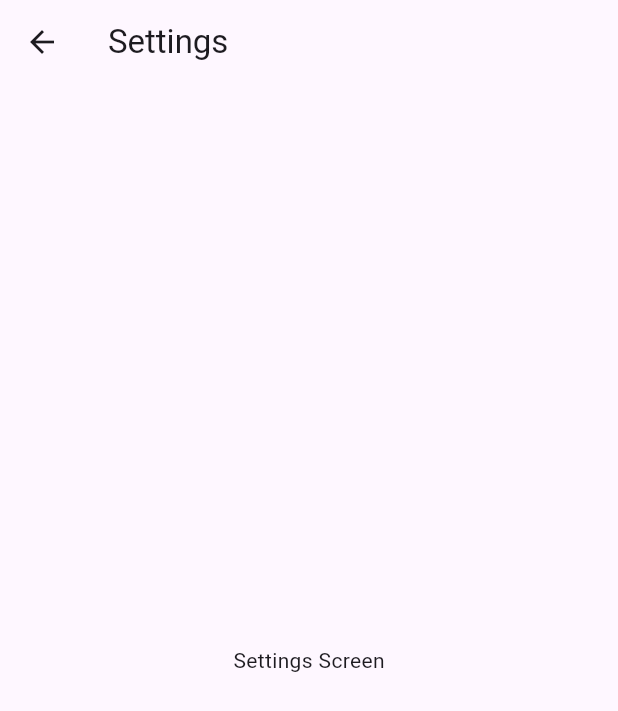
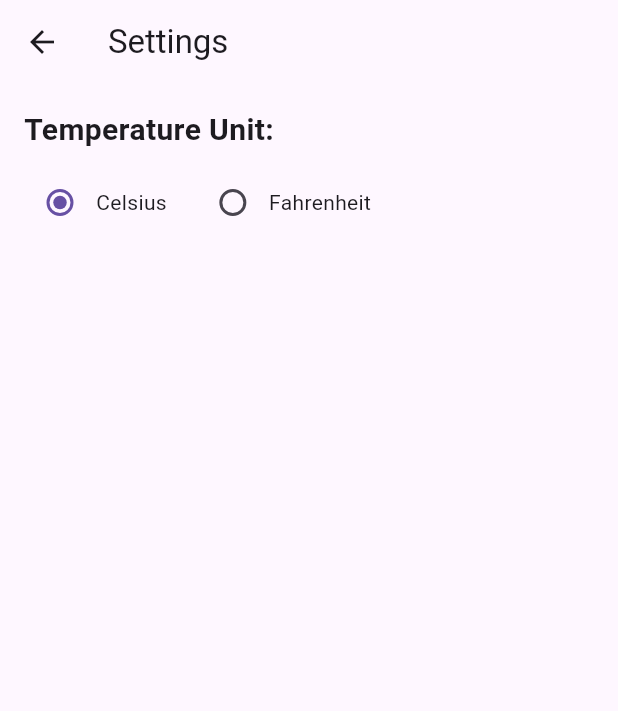
Before and after one commit to CoderRohan003/Flutter_WeatherAPP, a Flutter app: the screen it shows after launch, after a tap on the "settings" icon, on a phone screen of 412 x 824 dp. Shown: the top 711 px of the screen. Run offline on Flutter 3.47's test engine with Material 3 defaults, Android fonts, the phone set to English and light mode, and no system bars; our stand-ins replace geolocator; network calls fail.

Commit message:
initial commit

```diff
--- a/lib/models/weather_data.dart
+++ b/lib/models/weather_data.dart
@@ -2,11 +2,13 @@ class WeatherData {
   final String cityName;
   final double temperature;
   final String description;
+  final String main;
 
   WeatherData({
     required this.cityName,
     required this.temperature,
     required this.description,
+    required this.main,
   });
 
   factory WeatherData.fromJson(Map<String, dynamic> json) {
@@ -14,6 +16,7 @@ class WeatherData {
       cityName: json['name'],
       temperature: json['main']['temp'].toDouble(),
       description: json['weather'][0]['description'],
+      main: json['weather'][0]['main']
     );
   }
 }
--- a/lib/providers/settings_provider.dart
+++ b/lib/providers/settings_provider.dart
@@ -1,12 +1,16 @@
-import 'package:flutter/foundation.dart';
+import 'package:flutter/material.dart';
+
+enum TemperatureUnit { celsius, fahrenheit }
 
 class SettingsProvider extends ChangeNotifier {
-  bool _isCelsius = true;
+  TemperatureUnit _temperatureUnit = TemperatureUnit.celsius;
 
-  bool get isCelsius => _isCelsius;
+  TemperatureUnit get temperatureUnit => _temperatureUnit;
 
-  void toggleTemperatureUnit() {
-    _isCelsius = !_isCelsius;
+  void setTemperatureUnit(TemperatureUnit unit) {
+    _temperatureUnit = unit;
     notifyListeners();
   }
+
+  bool get isCelsius => _temperatureUnit == TemperatureUnit.celsius;
 }
--- a/lib/screens/home_screen.dart
+++ b/lib/screens/home_screen.dart
@@ -17,12 +17,12 @@ class _HomeScreenState extends State<HomeScreen> {
 
   // Map weather descriptions to their corresponding asset paths
   Map<String, String> weatherImages = {
-    'haze': 'assets/haze.jpeg',
-    'rain': 'assets/rain.jpeg',
-    'clouds': 'assets/cloudy.jpeg',
+    'Haze': 'assets/hazy.jpeg',
+    'Rain': 'assets/rain.jpeg',
+    'Clouds': 'assets/cloudy.jpeg',
     'sunny': 'assets/sunny.jpeg',
-    'snow': 'assets/snow.jpeg',
-    'thunderstorm': 'assets/thunderstorm.jpeg',
+    'Snow': 'assets/snow.jpeg',
+    'Thunderstorm': 'assets/thunderstorm.jpeg',
     'default': 'assets/default.jpeg', // Fallback image
   };
 
@@ -34,14 +34,24 @@ class _HomeScreenState extends State<HomeScreen> {
 
   Future<void> _fetchWeatherData(String location) async {
     try {
-      WeatherData weatherData = await _weatherApiService.getWeatherData(location);
+      WeatherData weatherData =
+          await _weatherApiService.getWeatherData(location);
       setState(() {
         _weatherData = weatherData;
       });
-      print("Weather Data Fetched: ${weatherData.description}");
+      print("Weather Data Fetched: ${weatherData.main}"); // Debug output
     } catch (e) {
       print("Error fetching weather data: $e");
     }
+  }
+
+  String _preprocessWeatherDescription(String description) {
+    // Preprocess certain weather descriptions to match the mapped strings
+    if (description.toLowerCase().contains('overcast clouds')) {
+      return 'cloudy';
+    }
+    // Add more preprocessing rules if needed
+    return description.toLowerCase();
   }
 
   void _changeLocation() {
@@ -91,14 +101,28 @@ class _HomeScreenState extends State<HomeScreen> {
   Widget build(BuildContext context) {
     return Scaffold(
       appBar: AppBar(
-        title: Text('Weather App'),
+        backgroundColor: Colors.amber,
+        elevation: 6,
+        title: Row(
+          children: [
+            Expanded(
+              child: Text(
+                'Weather App',
+                textAlign: TextAlign.left,
+              ),
+            ),
+          ],
+        ),
         actions: [
           IconButton(
             icon: Icon(Icons.settings),
+            color: Colors.black,
             onPressed: _navigateToSettings,
           ),
           IconButton(
             icon: Icon(Icons.location_on),
+            color: Colors.black,
+
             onPressed: _changeLocation,
           ),
         ],
@@ -109,7 +133,9 @@ class _HomeScreenState extends State<HomeScreen> {
                 // Background image
                 Positioned.fill(
                   child: Image.asset(
-                    weatherImages[_weatherData!.description.toLowerCase()] ?? weatherImages['default']!,
+                    weatherImages[
+                            _weatherData!.main] ??
+                        weatherImages['default']!,
                     fit: BoxFit.cover,
                   ),
                 ),
@@ -139,7 +165,8 @@ class _HomeScreenState extends State<HomeScreen> {
                                 final temperature = settingsProvider.isCelsius
                                     ? _weatherData!.temperature
                                     : (_weatherData!.temperature * 9 / 5) + 32;
-                                final unit = settingsProvider.isCelsius ? '°C' : '°F';
+                                final unit =
+                                    settingsProvider.isCelsius ? '°C' : '°F';
                                 return Text(
                                   'Temperature: ${temperature.toStringAsFixed(1)}$unit',
                                   style: TextStyle(
--- a/lib/screens/settings_screen.dart
+++ b/lib/screens/settings_screen.dart
@@ -1,14 +1,51 @@
 import 'package:flutter/material.dart';
+import 'package:provider/provider.dart';
+import 'package:weather_api_project/providers/settings_provider.dart';
 
 class SettingsScreen extends StatelessWidget {
   @override
   Widget build(BuildContext context) {
     return Scaffold(
       appBar: AppBar(
-        title: Text('Settings'),
+        title: const Text('Settings'),
       ),
-      body: Center(
-        child: Text('Settings Screen'),
+      body: Padding(
+        padding: const EdgeInsets.all(16),
+        child: Column(
+          crossAxisAlignment: CrossAxisAlignment.start,
+          children: [
+            const Text(
+              'Temperature Unit:',
+              style: TextStyle(fontSize: 20, fontWeight: FontWeight.bold),
+            ),
+            const SizedBox(height: 10),
+            Consumer<SettingsProvider>(
+              builder: (context, settingsProvider, child) {
+                return Row(
+                  children: [
+                    Radio(
+                      value: TemperatureUnit.celsius,
+                      groupValue: settingsProvider.temperatureUnit,
+                      onChanged: (value) {
+                        settingsProvider.setTemperatureUnit(value!);
+                      },
+                    ),
+                    const Text('Celsius'),
+                    const SizedBox(width: 20),
+                    Radio(
+                      value: TemperatureUnit.fahrenheit,
+                      groupValue: settingsProvider.temperatureUnit,
+                      onChanged: (value) {
+                        settingsProvider.setTemperatureUnit(value!);
+                      },
+                    ),
+                    const Text('Fahrenheit'),
+                  ],
+                );
+              },
+            ),
+          ],
+        ),
       ),
     );
   }
--- a/pubspec.yaml
+++ b/pubspec.yaml
@@ -59,6 +59,7 @@ flutter:
     - assets/snow.jpeg
     - assets/thunderstorm.jpeg
     - assets/default.jpeg
+    - assets/Drizzle.jpeg
   # An image asset can refer to one or more resolution-specific "variants", see
   # https://flutter.dev/assets-and-images/#resolution-aware
   # For details regarding adding assets from package dependencies, see
```
Also changed, not shown: assets/Drizzle.jpeg (added), 1 other file.
